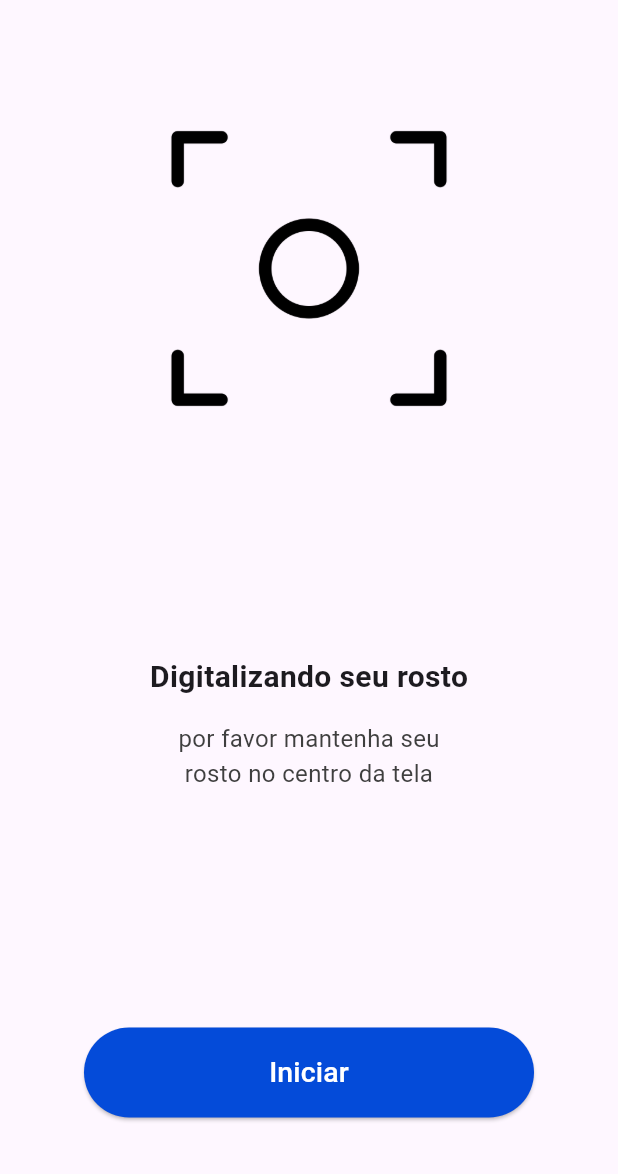
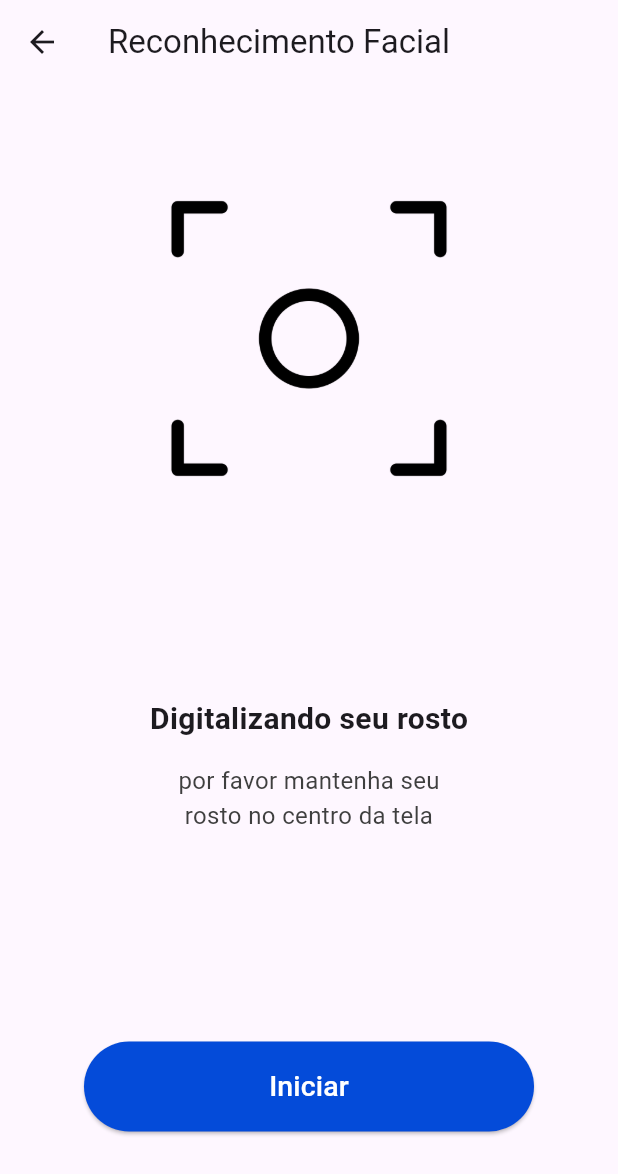
Before and after one commit to luanozn/Educa-Guard-Mobile, a Flutter app: the RecognitionScreen screen opened directly, on a phone screen of 412 x 824 dp. Shown: the top 1174 px of the screen. Run offline on Flutter 3.47's test engine with Material 3 defaults, Android fonts, the phone set to English and light mode, and no system bars; missing offline and left inert: face_camera.

Commit message:
feat/botao-voltar: Adicionar botao para voltar a tela

```diff
--- a/lib/views/recognition_screen.dart
+++ b/lib/views/recognition_screen.dart
@@ -4,6 +4,8 @@ import 'package:face_camera/face_camera.dart';
 import 'package:flutter/material.dart';
 
 class RecognitionScreen extends StatefulWidget {
+  const RecognitionScreen({super.key});
+
   @override
   State<RecognitionScreen> createState() => _RecognitionScreenState();
 }
@@ -16,16 +18,23 @@ class _RecognitionScreenState extends State<RecognitionScreen> {
     controller = FaceCameraController(
       autoCapture: true,
       defaultCameraLens: CameraLens.front,
-      onCapture: (File? image) {
-
-      },
+      onCapture: (File? image) {},
     );
-  super.initState();
-}
+    super.initState();
+  }
 
   @override
   Widget build(BuildContext context) {
     return Scaffold(
+      appBar: AppBar(
+        title: const Text('Reconhecimento Facial'),
+        leading: IconButton(
+          icon: const Icon(Icons.arrow_back),
+          onPressed: () {
+            Navigator.pop(context);
+          },
+        ),
+      ),
       body: Center(
         child: Column(
           mainAxisAlignment: MainAxisAlignment.spaceAround,
@@ -41,7 +50,9 @@ class _RecognitionScreenState extends State<RecognitionScreen> {
                   'Digitalizando seu rosto',
                   style: TextStyle(fontSize: 20, fontWeight: FontWeight.bold),
                 ),
-                SizedBox(height: 15,),
+                SizedBox(
+                  height: 15,
+                ),
                 Text(
                   'por favor mantenha seu\n rosto no centro da tela',
                   style: TextStyle(
@@ -65,10 +76,7 @@ class _RecognitionScreenState extends State<RecognitionScreen> {
                 ),
                 child: const Text(
                   'Iniciar',
-                  style: TextStyle(
-                    color: Colors.white,
-                    fontSize: 19
-                  ),
+                  style: TextStyle(color: Colors.white, fontSize: 19),
                 ),
               ),
             ),
```
